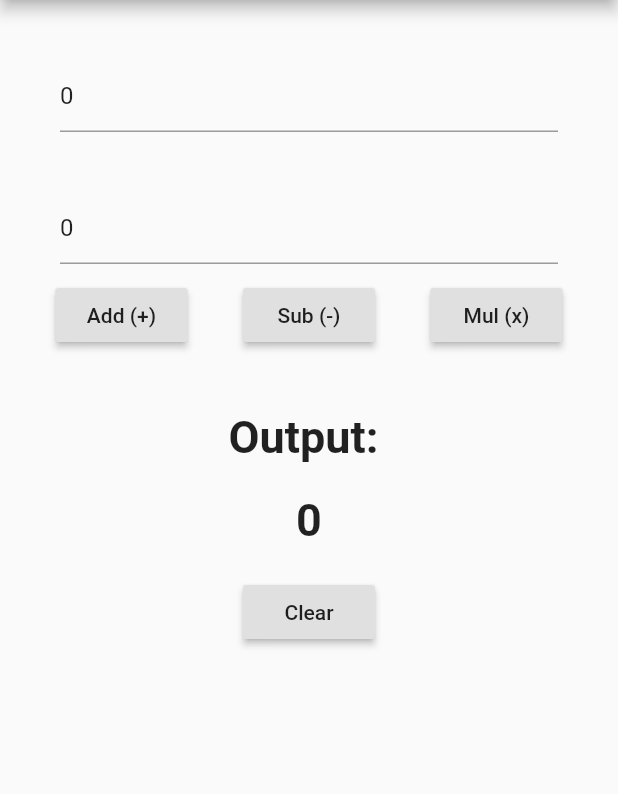
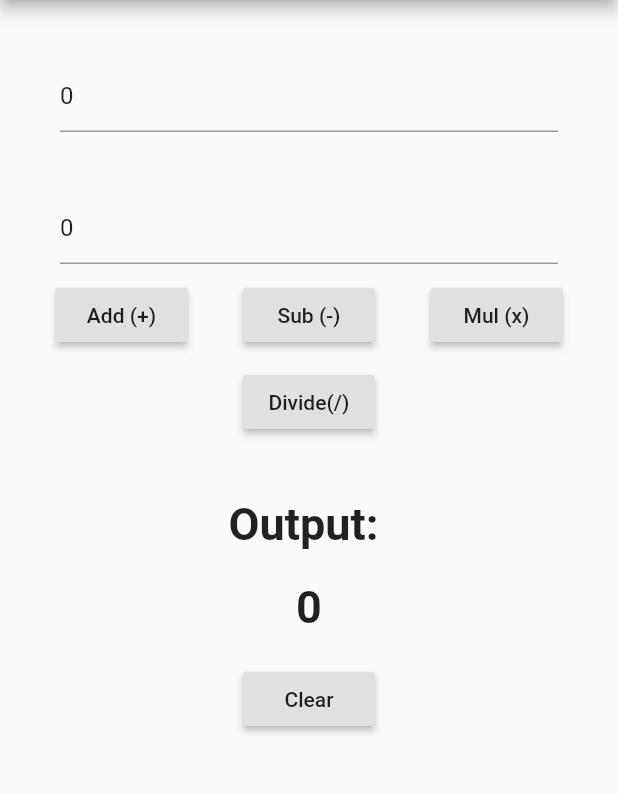
Before and after one commit to crpoudyal/basic_flutter_calculator, a Flutter app: the screen it shows after launch, on a phone screen of 412 x 824 dp, the part 84-878 px from its top. Run offline on Flutter 3.47's test engine with Material 2 defaults, Android fonts, the phone set to English and light mode, and no system bars.

Commit message:
division added only work for integer data

```diff
--- a/lib/dashboard.dart
+++ b/lib/dashboard.dart
@@ -31,6 +31,13 @@ class _DashBoardState extends State<DashBoard> {
       num1 = int.parse(r1.text);
       num2 = int.parse(r2.text);
       result = num1 * num2;
+    });
+  }
+  void todiv(){
+    setState(() {
+      num1 =int.parse(r1.text);
+      num2 = int.parse(r2.text);
+      result = num1 ~/ num2;
     });
   }
   void toclear(){
@@ -92,6 +99,20 @@ class _DashBoardState extends State<DashBoard> {
               ],
             ),
             SizedBox(
+              height: 10.0,
+            ),
+
+            Row(
+              mainAxisAlignment: MainAxisAlignment.spaceEvenly,
+              children: <Widget>[
+                 RaisedButton(
+                  onPressed: todiv,
+                  child: Text("Divide(/)"),
+                ),
+              ],
+
+            ),
+            SizedBox(
               height: 40.0,
             ),
             Column(
```
